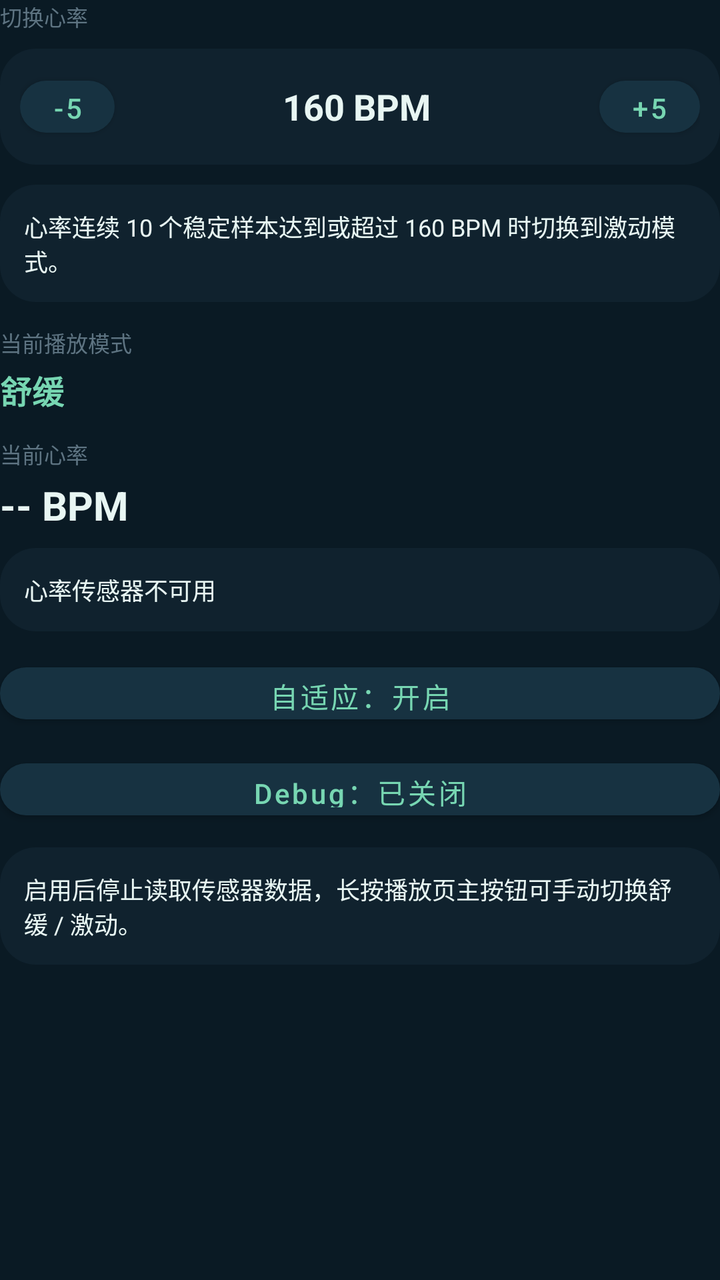
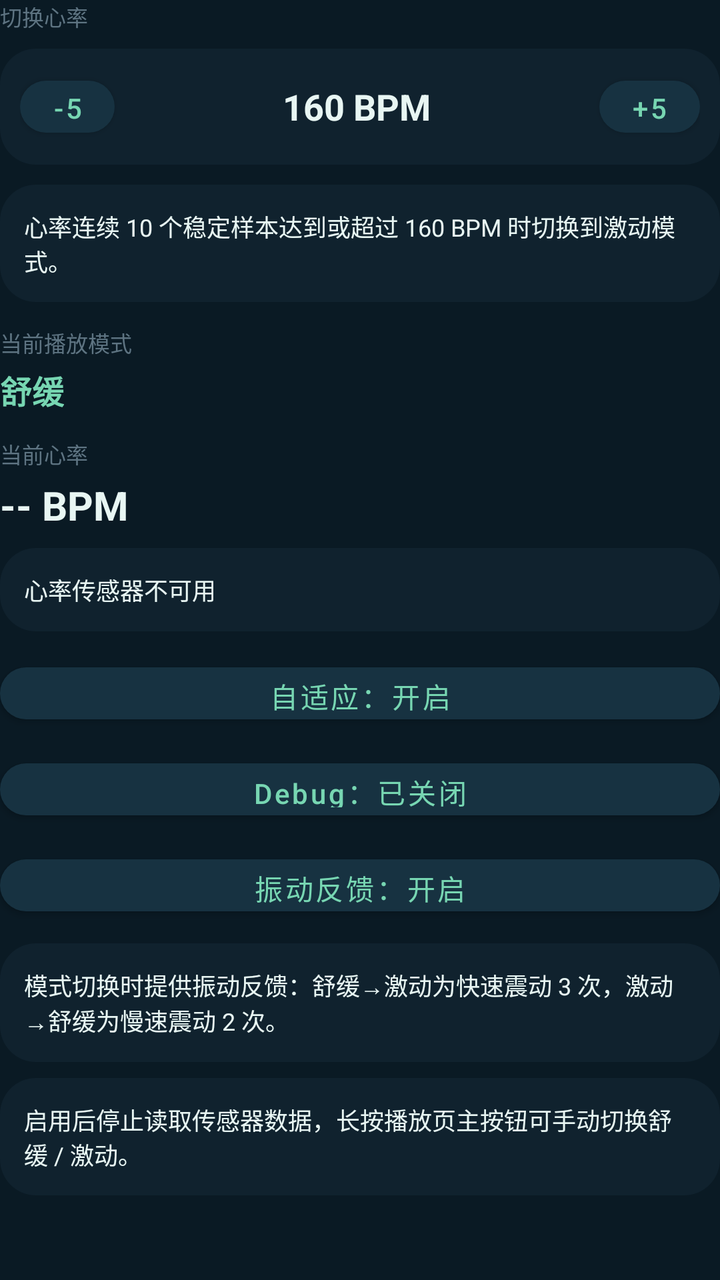

Screens rendered from an Android XML layout before and after an edit, with the pre-edit source and the edit as a unified diff.
<!-- AndroidManifest.xml: application theme Theme.RunnerSmartPlayer -->
<!-- res/layout/fragment_run_mode.xml -->
<?xml version="1.0" encoding="utf-8"?>
<ScrollView xmlns:android="http://schemas.android.com/apk/res/android"
    xmlns:app="http://schemas.android.com/apk/res-auto"
    android:layout_width="match_parent"
    android:layout_height="match_parent"
    android:overScrollMode="never">

    <LinearLayout
        android:layout_width="match_parent"
        android:layout_height="wrap_content"
        android:orientation="vertical">

        <TextView
            android:layout_width="wrap_content"
            android:layout_height="wrap_content"
            android:text="@string/heart_rate_threshold_title"
            android:textColor="@color/slate"
            android:textSize="11sp" />

        <LinearLayout
            android:layout_width="match_parent"
            android:layout_height="wrap_content"
            android:layout_marginTop="8dp"
            android:background="@drawable/player_panel_background"
            android:gravity="center_vertical"
            android:orientation="horizontal"
            android:padding="10dp">

            <com.google.android.material.button.MaterialButton
                android:id="@+id/thresholdDecreaseButton"
                style="@style/Widget.MaterialComponents.Button"
                android:layout_width="wrap_content"
                android:layout_height="38dp"
                android:contentDescription="@string/decrease_threshold"
                android:minWidth="0dp"
                android:text="-5"
                android:textAllCaps="false"
                android:textColor="@color/mint"
                app:backgroundTint="@color/surface_alt"
                app:cornerRadius="14dp" />

            <TextView
                android:id="@+id/heartRateThresholdValue"
                android:layout_width="0dp"
                android:layout_height="wrap_content"
                android:layout_marginHorizontal="12dp"
                android:layout_weight="1"
                android:gravity="center"
                android:text="@string/heart_rate_threshold_value_default"
                android:textColor="@color/foam"
                android:textSize="18sp"
                android:textStyle="bold" />

            <com.google.android.material.button.MaterialButton
                android:id="@+id/thresholdIncreaseButton"
                style="@style/Widget.MaterialComponents.Button"
                android:layout_width="wrap_content"
                android:layout_height="38dp"
                android:contentDescription="@string/increase_threshold"
                android:minWidth="0dp"
                android:text="+5"
                android:textAllCaps="false"
                android:textColor="@color/mint"
                app:backgroundTint="@color/surface_alt"
                app:cornerRadius="14dp" />
        </LinearLayout>

        <TextView
            android:id="@+id/heartRateThresholdDescription"
            android:layout_width="match_parent"
            android:layout_height="wrap_content"
            android:layout_marginTop="10dp"
            android:background="@drawable/player_panel_background"
            android:padding="12dp"
            android:text="@string/threshold_description_dynamic_default"
            android:textColor="@color/foam"
            android:textSize="12sp" />

        <TextView
            android:layout_width="wrap_content"
            android:layout_height="wrap_content"
            android:layout_marginTop="12dp"
            android:text="@string/current_playback_mode"
            android:textColor="@color/slate"
            android:textSize="11sp" />

        <TextView
            android:id="@+id/currentModeValue"
            android:layout_width="wrap_content"
            android:layout_height="wrap_content"
            android:layout_marginTop="4dp"
            android:text="@string/label_calm"
            android:textColor="@color/mint"
            android:textSize="16sp"
            android:textStyle="bold" />

        <TextView
            android:layout_width="wrap_content"
            android:layout_height="wrap_content"
            android:layout_marginTop="12dp"
            android:text="@string/current_heart_rate"
            android:textColor="@color/slate"
            android:textSize="11sp" />

        <TextView
            android:id="@+id/runModeHeartRateValue"
            android:layout_width="wrap_content"
            android:layout_height="wrap_content"
            android:layout_marginTop="4dp"
            android:text="@string/placeholder_bpm"
            android:textColor="@color/foam"
            android:textSize="20sp"
            android:textStyle="bold" />

        <TextView
            android:id="@+id/runModeSensorStatus"
            android:layout_width="match_parent"
            android:layout_height="wrap_content"
            android:layout_marginTop="8dp"
            android:background="@drawable/player_panel_background"
            android:padding="12dp"
            android:text="@string/sensor_unavailable"
            android:textColor="@color/foam"
            android:textSize="12sp" />

        <com.google.android.material.button.MaterialButton
            android:id="@+id/adaptiveModeButton"
            style="@style/Widget.MaterialComponents.Button"
            android:layout_width="match_parent"
            android:layout_height="38dp"
            android:layout_marginTop="12dp"
            android:text="@string/adaptive_mode_enabled"
            android:textAllCaps="false"
            android:textColor="@color/mint"
            app:backgroundTint="@color/surface_alt"
            app:cornerRadius="14dp" />

        <com.google.android.material.button.MaterialButton
            android:id="@+id/debugModeButton"
            style="@style/Widget.MaterialComponents.Button"
            android:layout_width="match_parent"
            android:layout_height="38dp"
            android:layout_marginTop="10dp"
            android:text="@string/debug_mode_disabled"
            android:textAllCaps="false"
            android:textColor="@color/mint"
            app:backgroundTint="@color/surface_alt"
            app:cornerRadius="14dp" />

        <TextView
            android:layout_width="match_parent"
            android:layout_height="wrap_content"
            android:layout_marginTop="10dp"
            android:background="@drawable/player_panel_background"
            android:padding="12dp"
            android:text="@string/debug_mode_description"
            android:textColor="@color/foam"
            android:textSize="12sp" />
    </LinearLayout>
</ScrollView>
<!-- resources referenced by this layout -->
<resources>
  <color name="foam">#E8F6F3</color>
  <color name="mint">#77D6B2</color>
  <color name="slate">#5E7482</color>
  <color name="surface_alt">#173241</color>
  <!-- drawable player_panel_background (drawable) -->
  <shape xmlns:android="http://schemas.android.com/apk/res/android"
      android:shape="rectangle">
      <solid android:color="@color/surface" />
      <corners android:radius="18dp" />
  </shape>
  <string name="adaptive_mode_enabled">自适应：开启</string>
  <string name="current_heart_rate">当前心率</string>
  <string name="current_playback_mode">当前播放模式</string>
  <string name="debug_mode_description">启用后停止读取传感器数据，长按播放页主按钮可手动切换舒缓 / 激动。</string>
  <string name="debug_mode_disabled">Debug：已关闭</string>
  <string name="decrease_threshold">降低切换心率</string>
  <string name="heart_rate_threshold_title">切换心率</string>
  <string name="heart_rate_threshold_value_default">160 BPM</string>
  <string name="increase_threshold">提高切换心率</string>
  <string name="label_calm">舒缓</string>
  <string name="placeholder_bpm">-- BPM</string>
  <string name="sensor_unavailable">心率传感器不可用</string>
  <string name="threshold_description_dynamic_default">心率连续 10 个稳定样本达到或超过 160 BPM 时切换到激动模式。</string>
  <style name="Theme.RunnerSmartPlayer" parent="Theme.MaterialComponents.DayNight.NoActionBar">
          <item name="colorPrimary">@color/mint</item>
          <item name="colorPrimaryVariant">@color/ocean</item>
          <item name="colorOnPrimary">@color/midnight</item>
          <item name="colorSecondary">@color/salmon</item>
          <item name="colorOnSecondary">@color/foam</item>
          <item name="android:statusBarColor">@color/midnight</item>
          <item name="android:navigationBarColor" tools:targetApi="o_mr1">@color/midnight</item>
          <item name="android:windowBackground">@color/midnight</item>
          <item name="android:textColorPrimary">@color/foam</item>
      </style>
  <color name="surface">#10222E</color>
  <color name="ocean">#12374B</color>
  <color name="midnight">#0A1A24</color>
  <color name="salmon">#FF8C6B</color>
</resources>

<!-- the commit's change to res/layout/fragment_run_mode.xml (unified diff, before → after) -->
@@ -147,10 +147,32 @@
             app:backgroundTint="@color/surface_alt"
             app:cornerRadius="14dp" />
 
+        <com.google.android.material.button.MaterialButton
+            android:id="@+id/modeSwitchHapticsButton"
+            style="@style/Widget.MaterialComponents.Button"
+            android:layout_width="match_parent"
+            android:layout_height="38dp"
+            android:layout_marginTop="10dp"
+            android:text="@string/mode_switch_haptics_enabled"
+            android:textAllCaps="false"
+            android:textColor="@color/mint"
+            app:backgroundTint="@color/surface_alt"
+            app:cornerRadius="14dp" />
+
         <TextView
             android:layout_width="match_parent"
             android:layout_height="wrap_content"
             android:layout_marginTop="10dp"
+            android:background="@drawable/player_panel_background"
+            android:padding="12dp"
+            android:text="@string/mode_switch_haptics_description"
+            android:textColor="@color/foam"
+            android:textSize="12sp" />
+
+        <TextView
+            android:layout_width="match_parent"
+            android:layout_height="wrap_content"
+            android:layout_marginTop="8dp"
             android:background="@drawable/player_panel_background"
             android:padding="12dp"
             android:text="@string/debug_mode_description"
<!-- resource entries referenced after the edit -->
@@ -20,6 +20,8 @@
   <string name="heart_rate_threshold_value_default">160 BPM</string>
   <string name="increase_threshold">提高切换心率</string>
   <string name="label_calm">舒缓</string>
+  <string name="mode_switch_haptics_description">模式切换时提供振动反馈：舒缓→激动为快速震动 3 次，激动→舒缓为慢速震动 2 次。</string>
+  <string name="mode_switch_haptics_enabled">振动反馈：开启</string>
   <string name="placeholder_bpm">-- BPM</string>
   <string name="sensor_unavailable">心率传感器不可用</string>
   <string name="threshold_description_dynamic_default">心率连续 10 个稳定样本达到或超过 160 BPM 时切换到激动模式。</string>
